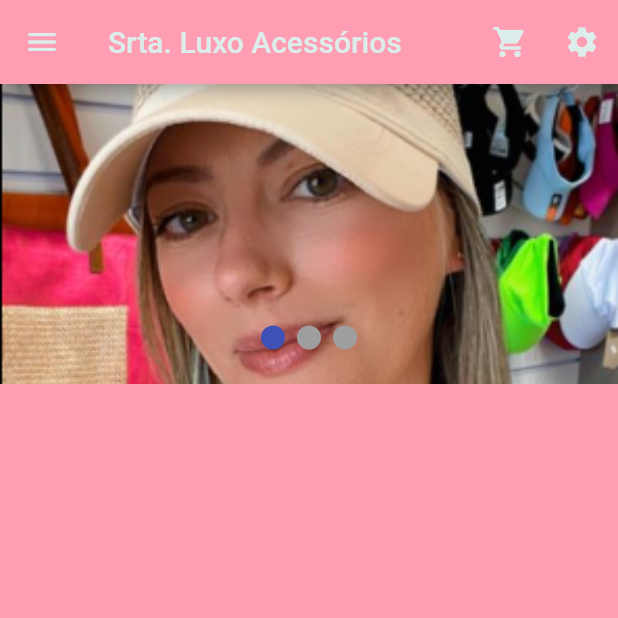
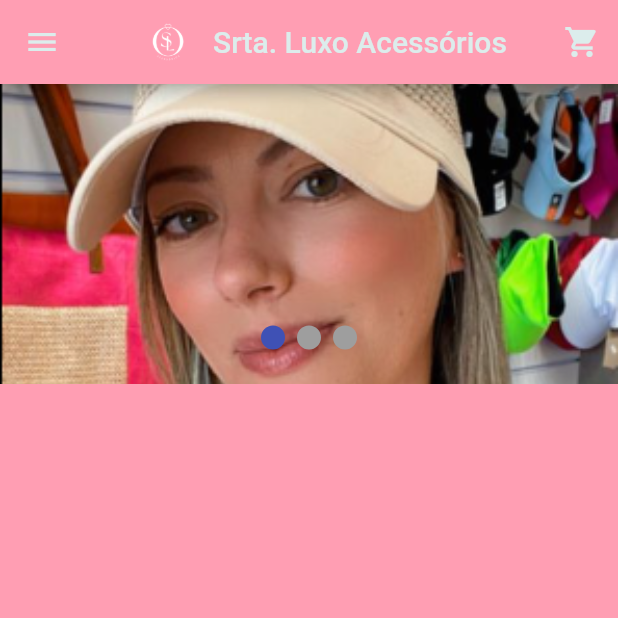
Before and after one commit to elielrj/senhorita_luxo_acessorios, a Flutter app: the screen it shows after launch, on a phone screen of 412 x 824 dp, the top half of it. Run offline on Flutter 3.47's test engine with Material 2 defaults, Android fonts, the phone set to English and light mode, and no system bars; drawn by our look-alikes of smooth_page_indicator; our stand-ins replace cloud_firestore, firebase_core, firebase_storage, image_picker; accounts and stored records are empty; generated files the repository leaves out were written again.

Commit message:
Ajuste de exibição da appbar.

```diff
--- /dev/null
+++ b/lib/bibioteca/imagens.dart
@@ -0,0 +1 @@
+const fundoTransparenteLetrasBrancas = 'imagens/sl-acessorios/fundo-transparente-letras-brancas.png';
--- a/lib/tela_home.dart
+++ b/lib/tela_home.dart
@@ -2,6 +2,7 @@
 import 'package:flutter/foundation.dart';
 import 'package:flutter/material.dart';
 import 'package:senhorita_luxo_acessorios/bibioteca/cores/cores.dart';
+import 'package:senhorita_luxo_acessorios/bibioteca/imagens.dart';
 import 'package:senhorita_luxo_acessorios/bibioteca/textos/textos.dart';
 import 'package:senhorita_luxo_acessorios/model/bo/produto/Categoria.dart';
 import 'package:senhorita_luxo_acessorios/tela_adicionar_produto.dart';
@@ -42,15 +43,30 @@
     return Scaffold(
       backgroundColor: corRosaPrincipalDaSenhoritaLuxoAcessorios,
       appBar: AppBar(
-        title: Row(
+        title: Padding(
+          padding: const EdgeInsets.only(right: 8, left: 8),
+          child: Row(
+            mainAxisAlignment:
+                kIsWeb ? MainAxisAlignment.start : MainAxisAlignment.center,
+            crossAxisAlignment: CrossAxisAlignment.center,
             children: [
+              Image.asset(
+                fundoTransparenteLetrasBrancas,
+                height: 70,
+                width: 60,
+              ),
               const Text(
                 textoSenhoritaLuxoAcessorios,
                 style: TextStyle(
-                  color: corVerdeClaroSecundAriaDaSenhoritaLuxoAcessorios),
+                    color: corVerdeClaroSecundAriaDaSenhoritaLuxoAcessorios,
+                  fontSize: 20
+                ),
               ),
               kIsWeb
-                ? Row(
+                  ? Expanded(
+                      child: Row(
+                        mainAxisAlignment: MainAxisAlignment.center,
+                        crossAxisAlignment: CrossAxisAlignment.center,
                         children: [
                           const SizedBox(
                             width: 32,
@@ -70,18 +86,23 @@
                               ),
                             ),
                         ],
+                      ),
                     )
-                : Container(width: 0)
+                  : Container(width: 0),
             ],
           ),
-        leading: Builder(builder: (context) {
+        ),
+        leading: kIsWeb
+            ? Container()
+            : Builder(builder: (context) {
                 return IconButton(
                   icon: const Icon(
                     Icons.menu,
                     color: corVerdeClaroSecundAriaDaSenhoritaLuxoAcessorios,
                   ),
                   onPressed: () => Scaffold.of(context).openDrawer(),
-            tooltip: MaterialLocalizations.of(context).openAppDrawerTooltip,
+                  tooltip:
+                      MaterialLocalizations.of(context).openAppDrawerTooltip,
                 );
               }),
         actions: [
@@ -96,7 +117,8 @@
                   const SnackBar(content: Text(textoMeuCarrinho)));
             },
           ),
-          IconButton(
+          kIsWeb
+              ? IconButton(
                   icon: const Icon(
                     Icons.settings,
                     color: corVerdeClaroSecundAriaDaSenhoritaLuxoAcessorios,
@@ -106,7 +128,8 @@
                     ScaffoldMessenger.of(context).showSnackBar(
                         const SnackBar(content: Text(textoConfiguracoes)));
                   },
-          ),
+                )
+              : const SizedBox(),
         ],
         backgroundColor: corRosaPrincipalDaSenhoritaLuxoAcessorios,
       ),
@@ -136,7 +159,9 @@
           ],
         ),
       ),
-      drawer: Drawer(
+      drawer: kIsWeb
+          ? const SizedBox()
+          : Drawer(
               backgroundColor: corVerdeClaroSecundAriaDaSenhoritaLuxoAcessorios,
               child: ListView(
                 padding: EdgeInsets.zero,
@@ -157,7 +182,8 @@
                               Icon(Icons.add, color: Colors.black),
                               Text(
                                 textoProduto,
-                          style: TextStyle(color: Colors.black, fontSize: 16),
+                                style: TextStyle(
+                                    color: Colors.black, fontSize: 16),
                               ),
                             ]),
                       ],
@@ -166,7 +192,8 @@
                       Navigator.push(
                           context,
                           MaterialPageRoute(
-                        builder: (context) => const TelaAdicionarProduto()));
+                              builder: (context) =>
+                                  const TelaAdicionarProduto()));
                     },
                   ),
                   for (Categoria categoria in _listaDeCategorias)
```
Lines whose indentation alone changed are shown as unchanged.
